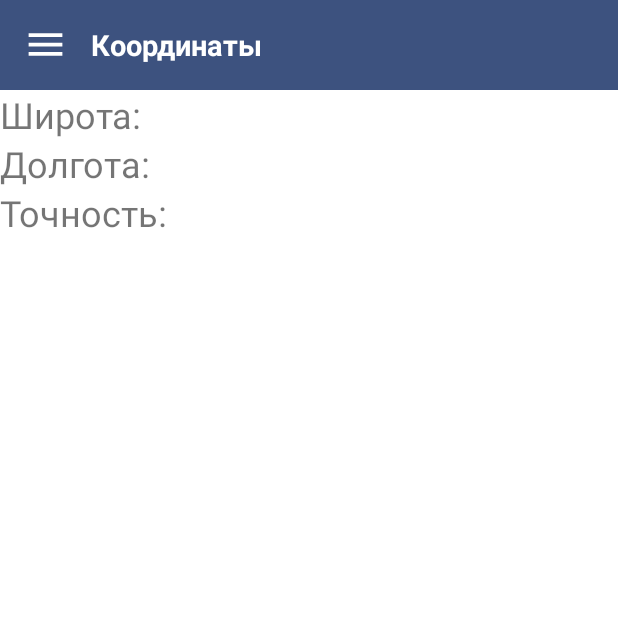
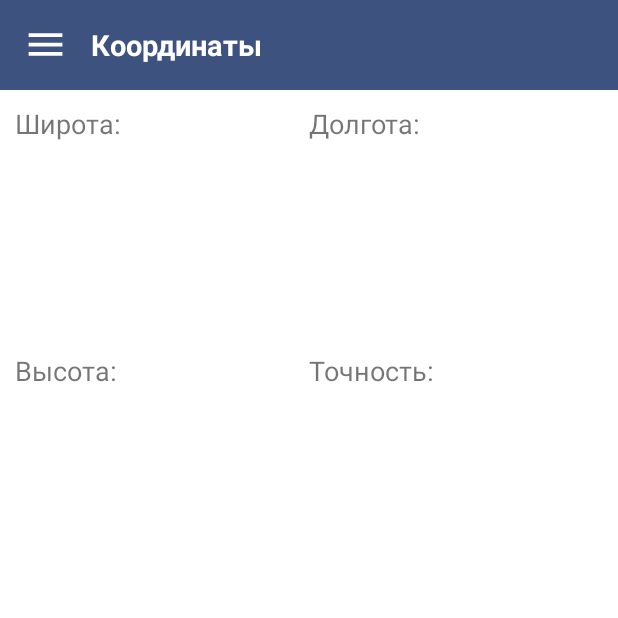
Before and after one commit to rezon666/GPSChecker, an Android app: the screen it shows after launch (MainActivity), on a phone screen of 412 x 824 dp, the top half of it. Run offline under Robolectric (Android 15) with nearby library versions, the phone set to English and light mode, and no system bars; our stand-ins replace navigation-ui.

Commit message:
normal LocationFragment

```diff
--- /dev/null
+++ b/app/src/main/java/com/example/gpschecker/GPSClass.java
@@ -0,0 +1,58 @@
+package com.example.gpschecker;
+
+import android.Manifest;
+import android.content.Context;
+import android.content.pm.PackageManager;
+import android.location.Location;
+import android.location.LocationListener;
+import android.location.LocationManager;
+import android.os.Bundle;
+import android.widget.Toast;
+
+import androidx.core.content.ContextCompat;
+
+public class GPSClass implements LocationListener {
+    Context context;
+    public GPSClass(Context c){
+        context = c;
+    }
+
+    public Location getLocation(){
+
+
+        if(ContextCompat.checkSelfPermission(context, Manifest.permission.ACCESS_FINE_LOCATION) != PackageManager.PERMISSION_GRANTED){
+            Toast.makeText(context,"Разрешение не предоставлено",Toast.LENGTH_LONG).show();
+            return null;
+        }
+        LocationManager lm = (LocationManager) context.getSystemService(Context.LOCATION_SERVICE); //подключаем менеджер локаций
+        boolean isGPSEnabled = lm.isProviderEnabled(LocationManager.GPS_PROVIDER);
+        if(isGPSEnabled){
+            lm.requestLocationUpdates(LocationManager.GPS_PROVIDER,0, 0, this);
+            Location l = lm.getLastKnownLocation(LocationManager.GPS_PROVIDER);
+            return l;
+        }else {
+            Toast.makeText(context,"Включите GPS!", Toast.LENGTH_LONG).show();
+        }
+        return null;
+    }
+
+    @Override
+    public void onLocationChanged(Location location) {
+
+    }
+
+    @Override
+    public void onStatusChanged(String provider, int status, Bundle extras) {
+
+    }
+
+    @Override
+    public void onProviderEnabled(String provider) {
+
+    }
+
+    @Override
+    public void onProviderDisabled(String provider) {
+
+    }
+}
--- a/app/src/main/java/com/example/gpschecker/LocationFragment.java
+++ b/app/src/main/java/com/example/gpschecker/LocationFragment.java
@@ -1,12 +1,9 @@
 package com.example.gpschecker;
 
 
-import android.content.Context;
-import android.content.pm.PackageManager;
+import android.Manifest;
 import android.graphics.Color;
 import android.location.Location;
-import android.location.LocationListener;
-import android.location.LocationManager;
 import android.os.Bundle;
 import android.view.LayoutInflater;
 import android.view.MotionEvent;
@@ -14,7 +11,6 @@ import android.view.View;
 import android.view.ViewGroup;
 import android.widget.TextView;
 
-import androidx.core.app.ActivityCompat;
 import androidx.fragment.app.Fragment;
 
 import java.text.DecimalFormat;
@@ -23,58 +19,22 @@ import java.util.Locale;
 
 public class LocationFragment extends Fragment {
 
-    private static final int REQUEST_LOCATION = 1337;
-
-    public LocationManager lm = null;
     public String lat, lon;
-    private TextView tv_lon, tv_lat, tv_acc;
-    public double x1 = 0, x2 = 0;
-    public float x3 = 0;
+    private TextView tv_lon, tv_lat, tv_acc, tv_alt;
 
     public View onCreateView(LayoutInflater inflater, ViewGroup container, Bundle savedInstanceState) {
         View v = inflater.inflate(R.layout.fragment_location, container, false);
         touchListener(v);
 
-        tv_lat = v.findViewById(R.id.latitude);
-        tv_lon = v.findViewById(R.id.longitude);
-        tv_acc = v.findViewById(R.id.accuracy);
+        tv_lat = v.findViewById(R.id.value_latitude);
+        tv_lon = v.findViewById(R.id.value_longitude);
+        tv_acc = v.findViewById(R.id.value_accuracy);
+        tv_alt = v.findViewById(R.id.value_altitude);
 
+        requestPermissions(new String[]{Manifest.permission.ACCESS_FINE_LOCATION,
+                        Manifest.permission.ACCESS_COARSE_LOCATION},
+                    1337);
 
-        lm = (LocationManager) getContext().getSystemService(Context.LOCATION_SERVICE);
-
-        if (ActivityCompat.checkSelfPermission(getContext(),
-                android.Manifest.permission.ACCESS_FINE_LOCATION) != PackageManager.PERMISSION_GRANTED &&
-                ActivityCompat.checkSelfPermission(getContext(),
-                        android.Manifest.permission.ACCESS_COARSE_LOCATION) != PackageManager.PERMISSION_GRANTED) {
-            requestPermissions(
-                    new String[]{android.Manifest.permission.ACCESS_FINE_LOCATION,
-                            android.Manifest.permission.ACCESS_COARSE_LOCATION},
-                    REQUEST_LOCATION);
-
-        }
-        lm.requestLocationUpdates(LocationManager.GPS_PROVIDER, 0, 0, new LocationListener() {
-            @Override
-            public void onLocationChanged(Location location) {
-                x1 = location.getLatitude();
-                x2 = location.getLongitude();
-                x3 = location.getAccuracy();
-            }
-
-            @Override
-            public void onStatusChanged(String provider, int status, Bundle extras) {
-
-            }
-
-            @Override
-            public void onProviderEnabled(String provider) {
-
-            }
-
-            @Override
-            public void onProviderDisabled(String provider) {
-
-            }
-        });
         return v;
     }
 
@@ -83,21 +43,27 @@ public class LocationFragment extends Fragment {
             @Override
             public boolean onTouch(View v, MotionEvent event) {
                 if (event.getActionMasked() == MotionEvent.ACTION_DOWN) {
-                    double x = x1;
-                    double y = x2;
+                    GPSClass g = new GPSClass(getActivity().getApplicationContext());
+                    Location l = g.getLocation();
+                    if(l != null) {
+                        double x = l.getLatitude();
+                        double y = l.getLongitude();
 
                         DecimalFormatSymbols otherSymbols = new DecimalFormatSymbols(Locale.US);
                         DecimalFormat df = new DecimalFormat("###.000000", otherSymbols);
                         lat = df.format(x);
                         lon = df.format(y);
 
-                    tv_lat.setText("Широта: " + lat);
-                    tv_lon.setText("Долгота: " + lon);
-                    tv_acc.setText("Точность: " + x3);
-                    if (x3 < 5) {
+                        tv_lat.setText(lat);
+                        tv_lon.setText(lon);
+                        tv_acc.setText(" " + l.getAccuracy());
+                        tv_alt.setText(" " + l.getAltitude());
+
+                        if (l.getAccuracy() < 5) {
                             tv_acc.setTextColor(Color.GREEN);
                         } else {
                             tv_acc.setTextColor(Color.RED);
+                        }
                     }
                 }
                 return true;
--- a/app/src/main/res/layout/fragment_location.xml
+++ b/app/src/main/res/layout/fragment_location.xml
@@ -1,32 +1,116 @@
 <?xml version="1.0" encoding="utf-8"?>
-<RelativeLayout xmlns:android="http://schemas.android.com/apk/res/android"
+<LinearLayout xmlns:android="http://schemas.android.com/apk/res/android"
     xmlns:tools="http://schemas.android.com/tools"
     android:id="@+id/myLayout"
     android:layout_width="match_parent"
     android:layout_height="match_parent"
+    android:orientation="vertical"
     tools:context=".LocationFragment">
 
-    <TextView
-        android:id="@+id/latitude"
-        android:layout_width="wrap_content"
+    <LinearLayout
+        android:layout_width="match_parent"
         android:layout_height="wrap_content"
-        android:text="Широта: "
-        android:textSize="24sp" />
+        android:orientation="vertical"
+        android:padding="10dp">
 
-    <TextView
-        android:id="@+id/longitude"
-        android:layout_width="wrap_content"
+        <LinearLayout
+            android:id="@+id/text_first"
+            android:layout_width="match_parent"
+            android:layout_height="match_parent"
+            android:orientation="horizontal">
+
+            <TextView
+                android:layout_width="match_parent"
+                android:layout_height="match_parent"
+                android:layout_weight="1"
+                android:text="Широта:"
+                android:textSize="18dp"/>
+
+            <TextView
+                android:layout_width="match_parent"
+                android:layout_height="match_parent"
+                android:layout_weight="1"
+                android:textSize="18dp"
+                android:text="Долгота:" />
+
+        </LinearLayout>
+
+        <LinearLayout
+            android:id="@+id/value_first"
+            android:layout_width="match_parent"
+            android:layout_height="120dp"
+            android:orientation="horizontal">
+
+            <TextView
+                android:id="@+id/value_latitude"
+                android:layout_width="match_parent"
+                android:layout_height="match_parent"
+                android:layout_weight="1"
+                android:gravity="center"
+                android:textSize="24sp" />
+
+            <TextView
+                android:id="@+id/value_longitude"
+                android:layout_width="match_parent"
+                android:layout_height="match_parent"
+                android:layout_weight="1"
+                android:gravity="center"
+                android:textSize="24sp" />
+        </LinearLayout>
+
+    </LinearLayout>
+    <LinearLayout
+        android:layout_width="match_parent"
         android:layout_height="wrap_content"
-        android:layout_below="@+id/latitude"
-        android:text="Долгота: "
-        android:textSize="24sp" />
+        android:orientation="vertical"
+        android:padding="10dp">
 
-    <TextView
-        android:id="@+id/accuracy"
-        android:layout_width="wrap_content"
-        android:layout_height="wrap_content"
-        android:layout_below="@+id/longitude"
-        android:text="Точность: "
-        android:textSize="24sp" />
+        <LinearLayout
+            android:id="@+id/text_second"
+            android:layout_width="match_parent"
+            android:layout_height="match_parent"
+            android:orientation="horizontal">
 
-</RelativeLayout>
+            <TextView
+                android:layout_width="match_parent"
+                android:layout_height="match_parent"
+                android:layout_weight="1"
+                android:textSize="18dp"
+                android:text="Высота:" />
+
+            <TextView
+                android:layout_width="match_parent"
+                android:layout_height="match_parent"
+                android:layout_weight="1"
+                android:textSize="18dp"
+                android:text="Точность:" />
+
+        </LinearLayout>
+
+        <LinearLayout
+            android:id="@+id/value_second"
+            android:layout_width="match_parent"
+            android:layout_height="120dp"
+            android:orientation="horizontal">
+
+            <TextView
+                android:id="@+id/value_altitude"
+                android:layout_width="match_parent"
+                android:layout_height="match_parent"
+                android:layout_weight="1"
+                android:gravity="center"
+                android:textSize="24sp" />
+
+            <TextView
+                android:id="@+id/value_accuracy"
+                android:layout_width="match_parent"
+                android:layout_height="match_parent"
+                android:layout_weight="1"
+                android:gravity="center"
+                android:textSize="24sp" />
+        </LinearLayout>
+
+    </LinearLayout>
+
+
+</LinearLayout>
```
Lines whose indentation alone changed are shown as unchanged.
